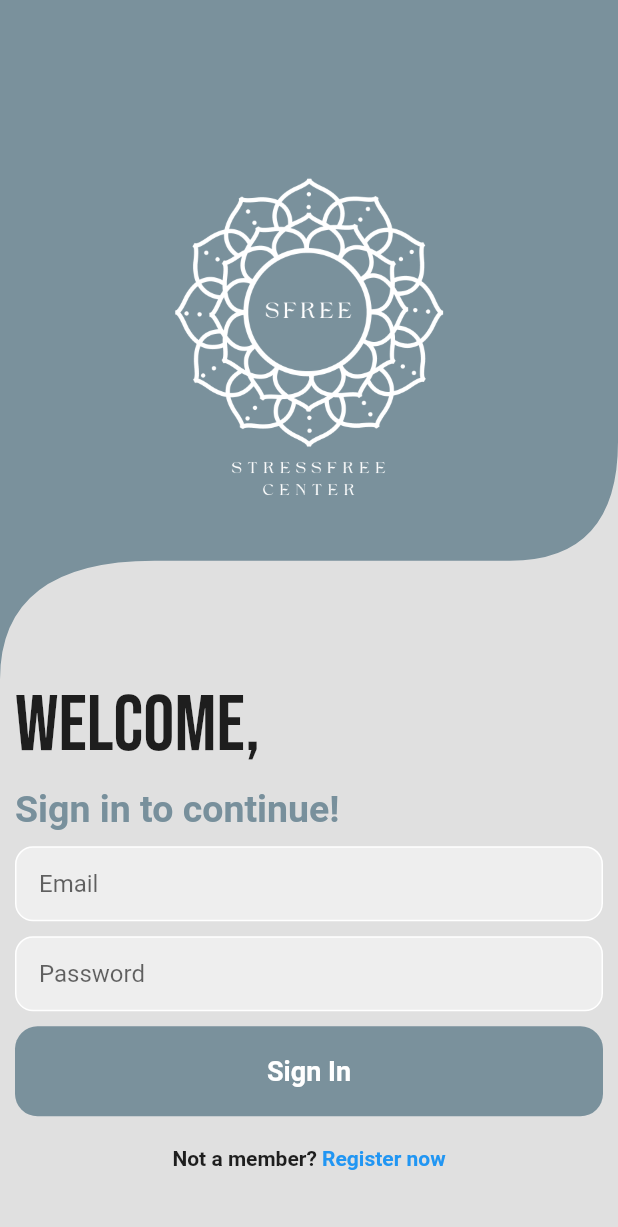
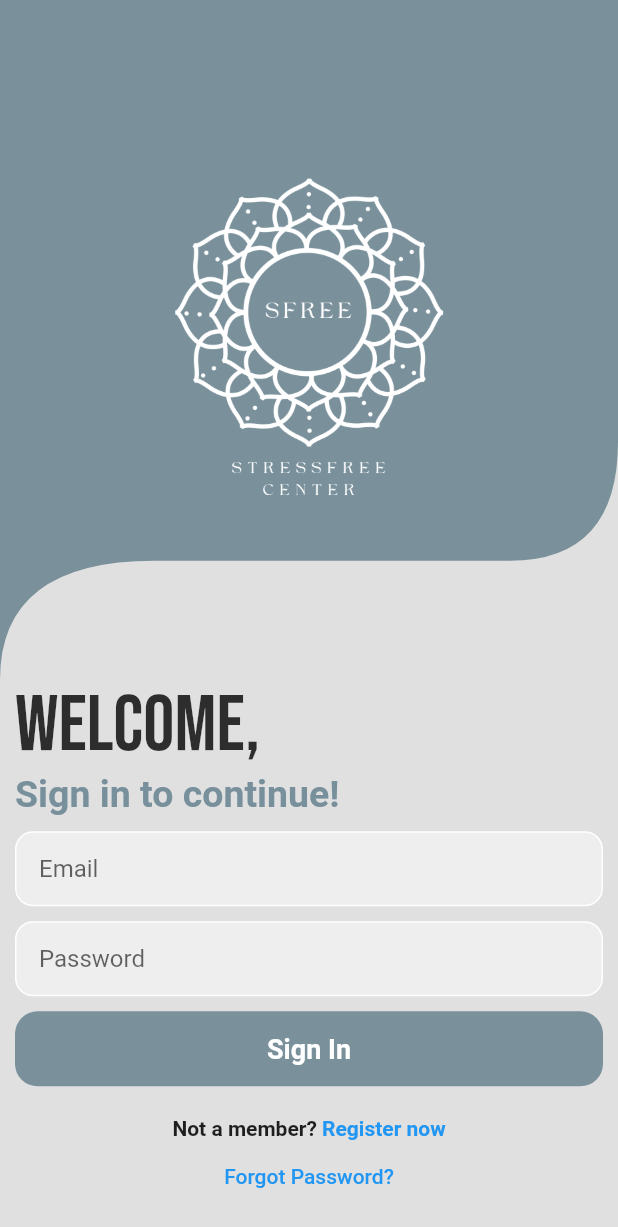
Before and after one commit to gideonokoroafor/SFree, a Flutter app: the screen it shows after launch, after a tap on "Get Started", on a phone screen of 412 x 824 dp. Shown: the top 1227 px of the screen. Run offline on Flutter 3.47's test engine with Material 2 defaults, Android fonts, the phone set to English and light mode, and no system bars; our stand-ins replace firebase_core, flutter_signin_button, google_fonts; accounts and stored records are empty.

Commit message:
added the authentication buttons to screen

```diff
--- a/lib/views/login_page.dart
+++ b/lib/views/login_page.dart
@@ -19,28 +19,24 @@ class LoginPage extends StatefulWidget {
 class _LoginPageState extends State<LoginPage> {
   @override
   Widget build(BuildContext context) {
-    // Size size = MediaQuery.of(context).size;
-
     return Scaffold(
       backgroundColor: Colors.grey[300],
       body: SingleChildScrollView(
-        child: Stack(
-          alignment: Alignment.topCenter,
-          children: [
-            Column(
+        child: Column(
             crossAxisAlignment: CrossAxisAlignment.start,
             // mainAxisAlignment: MainAxisAlignment.center,
             children: [
               _backgroundImage(),
-                  SizedBox(
-                    height: 0,
-                  ),
+              // SizedBox(
+              //   height: 0,
+              // ),
               Padding(
                 padding: const EdgeInsets.symmetric(horizontal: 10.0),
                 child: Text(
                   'Welcome,',
                   style: GoogleFonts.bebasNeue(
                     fontSize: 52,
+                    color: Colors.black.withOpacity(0.8)
                     // fontWeight: FontWeight.bold
                   ),
                   // style: TextStyle(fontSize: 36, fontWeight: FontWeight.bold),
@@ -48,7 +44,7 @@ class _LoginPageState extends State<LoginPage> {
                 ),
               ),
               SizedBox(
-                    height: 10,
+                height: 0,
               ),
               Padding(
                 padding: const EdgeInsets.symmetric(horizontal: 10.0),
@@ -69,6 +65,10 @@ class _LoginPageState extends State<LoginPage> {
                 height: 10,
               ),
               _inputPassword(),
+              // SizedBox(
+              //   height: 0,
+              // ),
+              // _forgotPassword(),
               SizedBox(
                 height: 10,
               ),
@@ -76,10 +76,12 @@ class _LoginPageState extends State<LoginPage> {
               SizedBox(
                 height: 20,
               ),
-                  _signUpButton(context)
+              _signUpButton(context),
+              SizedBox(
+                height: 0,
+              ),
+              _forgotPassword(),
             ]),
-          ],
-        ),
       ),
     );
   }
@@ -136,7 +138,7 @@ class _LoginPageState extends State<LoginPage> {
               return const HomePage();
             }));
           },
-          height: 60,
+          height: 50,
           width: 400,
           color: Colors.blueGrey.withOpacity(0.8)),
     );
@@ -178,4 +180,23 @@ class _LoginPageState extends State<LoginPage> {
     );
   }
 
+  _forgotPassword() {
+    return Container(
+      margin: const EdgeInsets.only(left: 10, right: 10),
+      child: Center(
+        child: TextButton(
+          child: const Text(
+            "Forgot Password?",
+          ),
+          onPressed: () {
+            // Navigator.of(context)
+            //     .push(MaterialPageRoute(builder: (BuildContext context) {
+            //   return ForgotPassword();
+            // }));
+          },
+        ),
+      )
+    );
   }
+
+}
```
Lines whose indentation alone changed are shown as unchanged.
